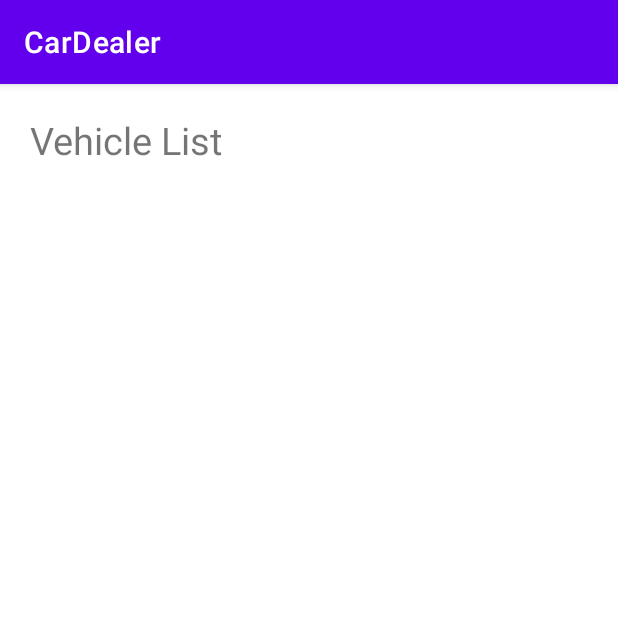
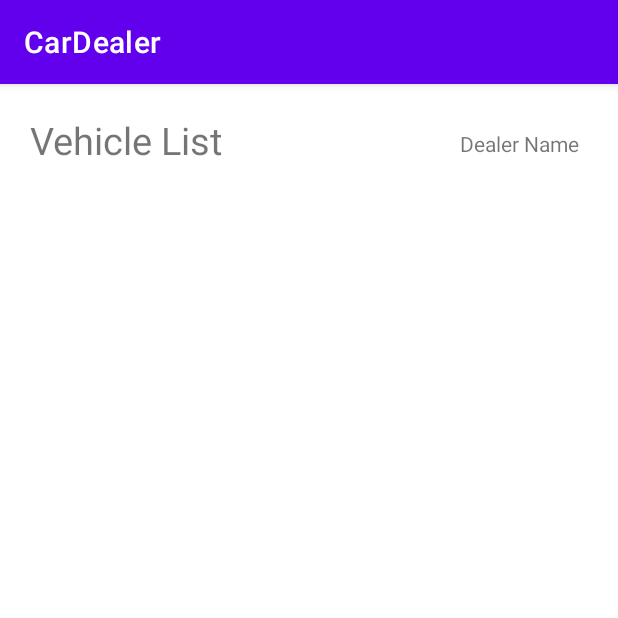
Before and after one commit to Dpellowski/Group-Project-Phase-3, an Android app: the VehicleListActivity screen opened directly, with no data from a screen before it, on a phone screen of 412 x 824 dp, the top half of it. Run offline under Robolectric (Android 15) with nearby library versions, the phone set to English and light mode, and no system bars.

Commit message:
Testing to see if I can push

```diff
--- a/app/src/main/res/layout/activity_vehicle_list.xml
+++ b/app/src/main/res/layout/activity_vehicle_list.xml
@@ -26,4 +26,14 @@
         app:layout_constraintTop_toBottomOf="@id/title"
         app:layout_constraintBottom_toBottomOf="parent"/>
 
+    <TextView
+        android:id="@+id/dealerNameVehicleList"
+        android:layout_width="wrap_content"
+        android:layout_height="wrap_content"
+        android:layout_marginTop="20dp"
+        android:layout_marginEnd="16dp"
+        android:text="Dealer Name"
+        app:layout_constraintEnd_toEndOf="parent"
+        app:layout_constraintTop_toTopOf="parent" />
+
 </androidx.constraintlayout.widget.ConstraintLayout>
```
